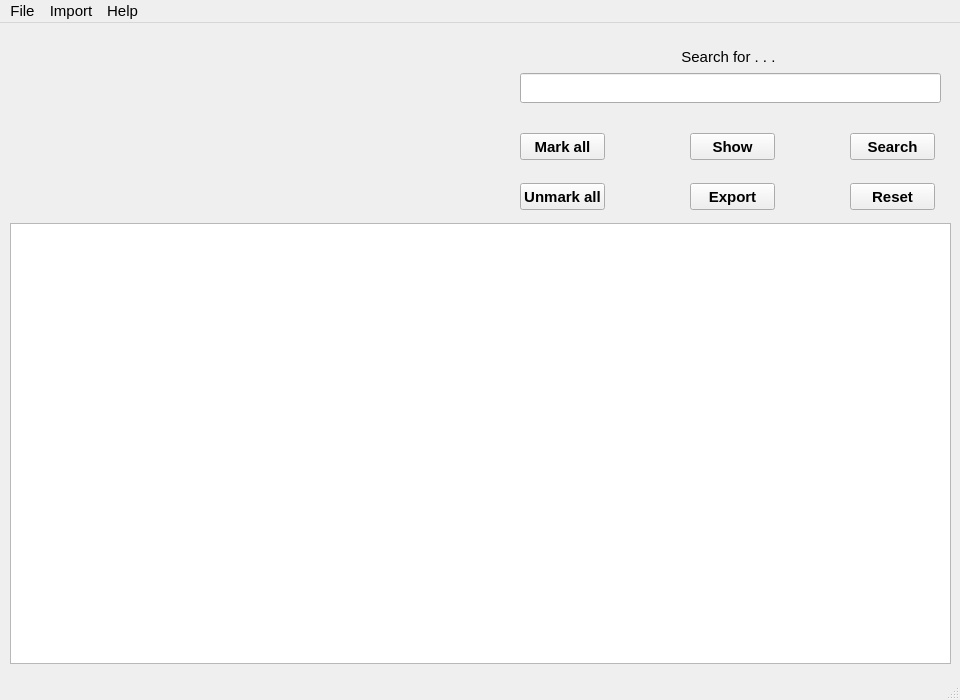
kowmang/Eqsl_Program, file gui_data/frm_main_window.ui: the form before one commit.
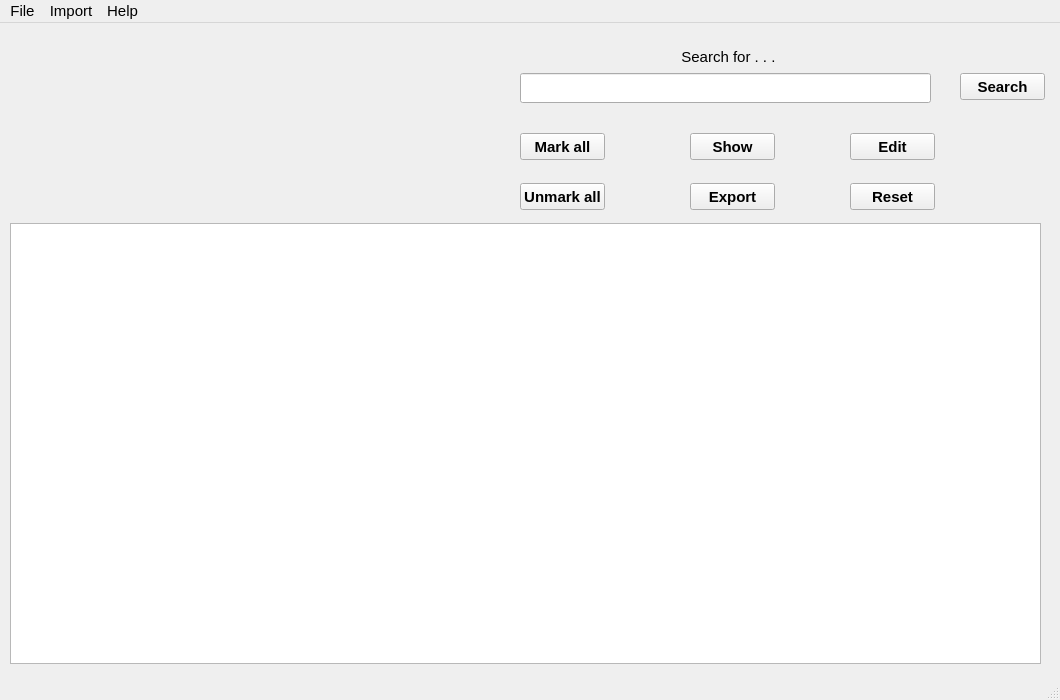
The form after the commit.

Diff of the .ui file:
```diff
--- a/gui_data/frm_main_window.ui
+++ b/gui_data/frm_main_window.ui
@@ -6,7 +6,7 @@
    <rect>
     <x>0</x>
     <y>0</y>
-    <width>960</width>
+    <width>1060</width>
     <height>700</height>
    </rect>
   </property>
@@ -30,7 +30,7 @@
      <rect>
       <x>520</x>
       <y>50</y>
-      <width>421</width>
+      <width>411</width>
       <height>30</height>
      </rect>
     </property>
@@ -59,8 +59,8 @@
    <widget class="QPushButton" name="btn_search_main">
     <property name="geometry">
      <rect>
-      <x>850</x>
-      <y>110</y>
+      <x>960</x>
+      <y>50</y>
       <width>85</width>
       <height>27</height>
      </rect>
@@ -99,7 +99,7 @@
      <rect>
       <x>10</x>
       <y>200</y>
-      <width>941</width>
+      <width>1031</width>
       <height>441</height>
      </rect>
     </property>
@@ -288,13 +288,32 @@
      <string/>
     </property>
    </widget>
+   <widget class="QPushButton" name="btn_reset_main_2">
+    <property name="geometry">
+     <rect>
+      <x>850</x>
+      <y>110</y>
+      <width>85</width>
+      <height>27</height>
+     </rect>
+    </property>
+    <property name="font">
+     <font>
+      <pointsize>11</pointsize>
+      <bold>true</bold>
+     </font>
+    </property>
+    <property name="text">
+     <string>Edit</string>
+    </property>
+   </widget>
   </widget>
   <widget class="QMenuBar" name="menubar">
    <property name="geometry">
     <rect>
      <x>0</x>
      <y>0</y>
-     <width>960</width>
+     <width>1060</width>
      <height>33</height>
     </rect>
    </property>
```
Left out of the diff: 16 changed lines with no effect on the pictures.
